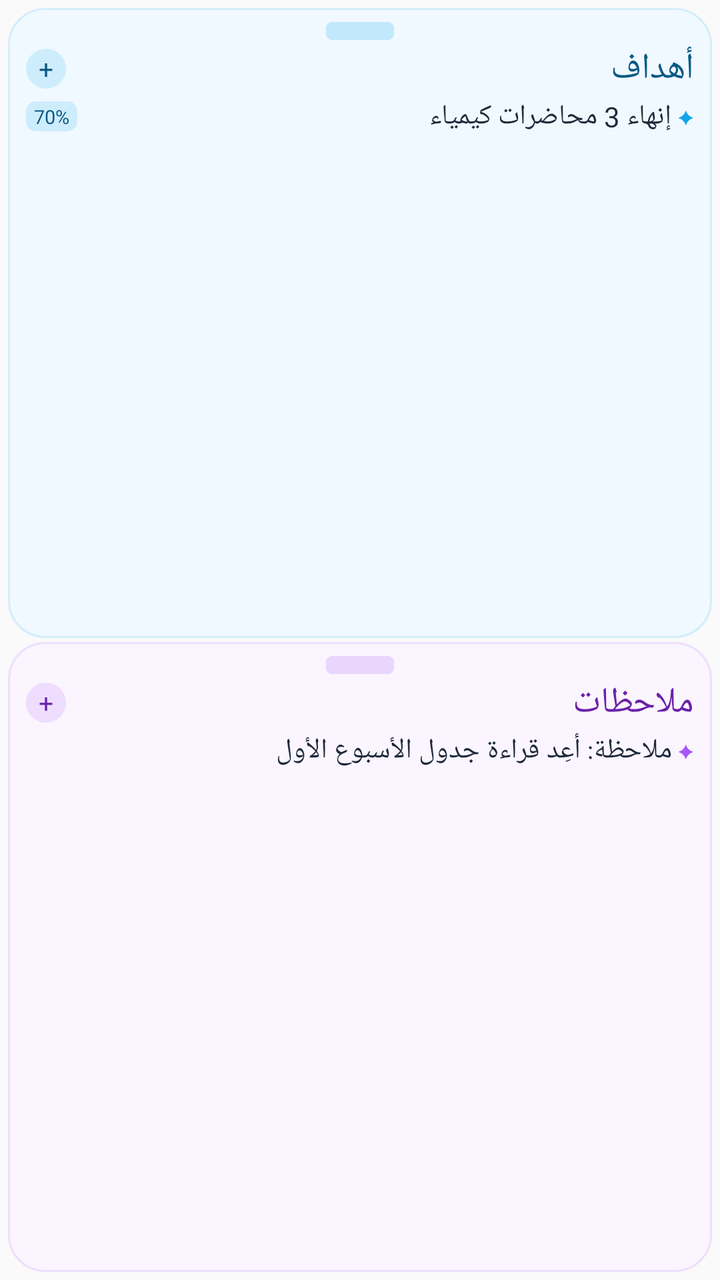
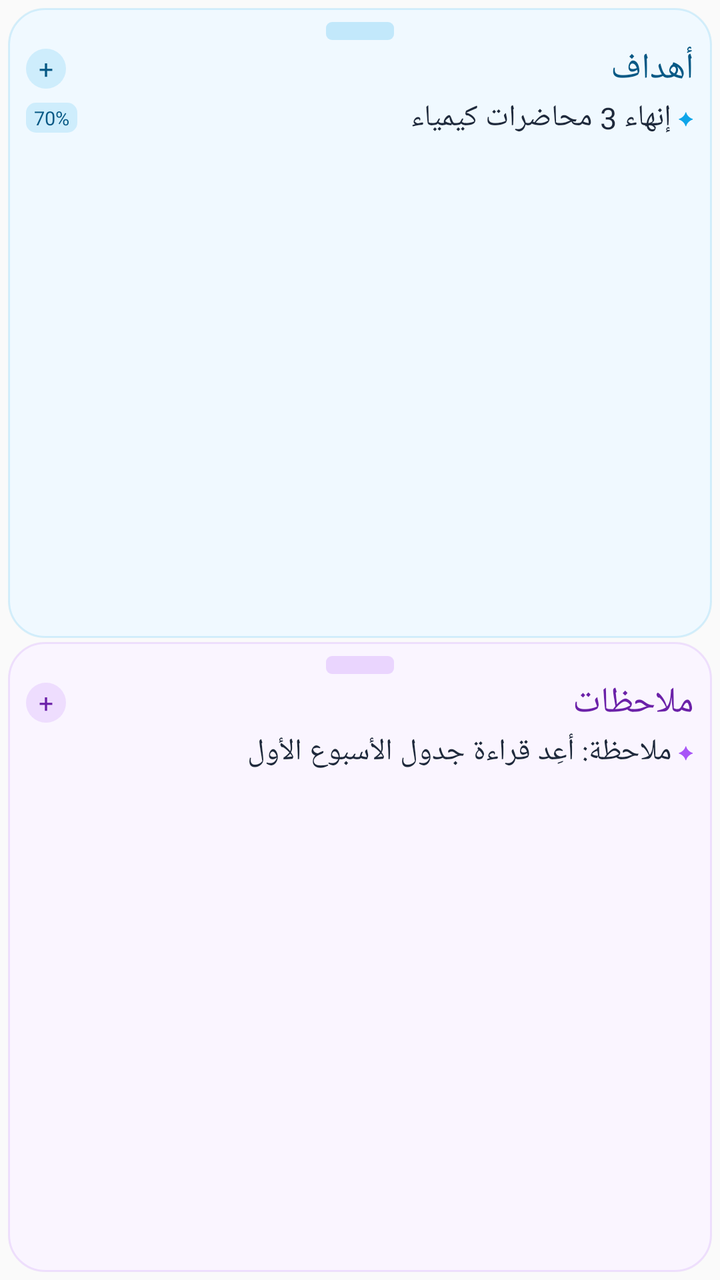

Before-and-after screenshots of an Android layout around one commit, followed by the original layout XML and the change that was made.
<!-- AndroidManifest.xml: application theme AppTheme -->
<!-- res/layout/widget_notes_preview.xml -->
<?xml version="1.0" encoding="utf-8"?>
<LinearLayout xmlns:android="http://schemas.android.com/apk/res/android"
    android:layout_width="match_parent"
    android:layout_height="match_parent"
    android:layoutDirection="rtl"
    android:orientation="vertical"
    android:padding="4dp">

    <LinearLayout
        android:layout_width="match_parent"
        android:layout_height="0dp"
        android:layout_weight="1"
        android:background="@drawable/widget_bg_sticky_goal"
        android:orientation="vertical"
        android:paddingStart="9dp"
        android:paddingTop="18dp"
        android:paddingEnd="9dp"
        android:paddingBottom="4dp">

        <LinearLayout
            android:layout_width="match_parent"
            android:layout_height="wrap_content"
            android:gravity="center_vertical"
            android:orientation="horizontal">

            <TextView
                android:layout_width="0dp"
                android:layout_height="wrap_content"
                android:layout_weight="1"
                android:fontFamily="@font/tajawal_bold"
                android:text="أهداف"
                android:textColor="#FF075985"
                android:textSize="18sp" />

            <TextView
                android:layout_width="20dp"
                android:layout_height="20dp"
                android:background="@drawable/widget_round_blue"
                android:fontFamily="@font/tajawal_bold"
                android:gravity="center"
                android:text="@string/widget_preview_plus"
                android:textColor="#FF075985"
                android:textSize="13sp" />
        </LinearLayout>

        <LinearLayout
            android:layout_width="match_parent"
            android:layout_height="wrap_content"
            android:layout_marginTop="2dp"
            android:gravity="center_vertical"
            android:orientation="horizontal">

            <TextView
                android:layout_width="wrap_content"
                android:layout_height="wrap_content"
                android:fontFamily="@font/tajawal_bold"
                android:text="✦"
                android:textColor="#FF0EA5E9"
                android:textSize="9sp" />

            <TextView
                android:layout_width="0dp"
                android:layout_height="wrap_content"
                android:layout_marginStart="3dp"
                android:layout_weight="1"
                android:fontFamily="@font/tajawal_regular"
                android:maxLines="1"
                android:text="@string/widget_preview_goal_1"
                android:textColor="#FF1E293B"
                android:textSize="14sp" />

            <TextView
                android:layout_width="wrap_content"
                android:layout_height="wrap_content"
                android:background="@drawable/widget_preview_pill_blue"
                android:fontFamily="@font/tajawal_bold"
                android:paddingStart="4dp"
                android:paddingTop="1dp"
                android:paddingEnd="4dp"
                android:paddingBottom="1dp"
                android:text="@string/widget_preview_pct"
                android:textColor="#FF075985"
                android:textSize="9.5sp" />
        </LinearLayout>
    </LinearLayout>

    <LinearLayout
        android:layout_width="match_parent"
        android:layout_height="0dp"
        android:layout_marginTop="2dp"
        android:layout_weight="1"
        android:background="@drawable/widget_bg_sticky_note"
        android:orientation="vertical"
        android:paddingStart="9dp"
        android:paddingTop="18dp"
        android:paddingEnd="9dp"
        android:paddingBottom="4dp">

        <LinearLayout
            android:layout_width="match_parent"
            android:layout_height="wrap_content"
            android:gravity="center_vertical"
            android:orientation="horizontal">

            <TextView
                android:layout_width="0dp"
                android:layout_height="wrap_content"
                android:layout_weight="1"
                android:fontFamily="@font/tajawal_bold"
                android:text="ملاحظات"
                android:textColor="#FF6B21A8"
                android:textSize="18sp" />

            <TextView
                android:layout_width="20dp"
                android:layout_height="20dp"
                android:background="@drawable/widget_round_violet"
                android:fontFamily="@font/tajawal_bold"
                android:gravity="center"
                android:text="@string/widget_preview_plus"
                android:textColor="#FF6B21A8"
                android:textSize="13sp" />
        </LinearLayout>

        <LinearLayout
            android:layout_width="match_parent"
            android:layout_height="wrap_content"
            android:layout_marginTop="2dp"
            android:gravity="center_vertical"
            android:orientation="horizontal">

            <TextView
                android:layout_width="wrap_content"
                android:layout_height="wrap_content"
                android:fontFamily="@font/tajawal_bold"
                android:text="✦"
                android:textColor="#FFA855F7"
                android:textSize="9sp" />

            <TextView
                android:layout_width="0dp"
                android:layout_height="wrap_content"
                android:layout_marginStart="3dp"
                android:layout_weight="1"
                android:fontFamily="@font/tajawal_regular"
                android:maxLines="1"
                android:text="@string/widget_preview_note_2"
                android:textColor="#FF1E293B"
                android:textSize="14sp" />
        </LinearLayout>
    </LinearLayout>
</LinearLayout>
<!-- resources referenced by this layout -->
<resources>
  <!-- drawable widget_bg_sticky_goal (drawable) -->
  <?xml version="1.0" encoding="utf-8"?>
  <layer-list xmlns:android="http://schemas.android.com/apk/res/android">
      <item>
          <shape android:shape="rectangle">
              <solid android:color="#FFF0F9FF" />
              <corners android:radius="18dp" />
              <stroke
                  android:width="1dp"
                  android:color="#260EA5E9" />
          </shape>
      </item>
      <item
          android:width="34dp"
          android:height="9dp"
          android:gravity="top|center_horizontal"
          android:top="7dp">
          <shape android:shape="rectangle">
              <solid android:color="#330EA5E9" />
              <corners android:radius="3dp" />
          </shape>
      </item>
  </layer-list>
  <!-- drawable widget_bg_sticky_note (drawable) -->
  <?xml version="1.0" encoding="utf-8"?>
  <layer-list xmlns:android="http://schemas.android.com/apk/res/android">
      <item>
          <shape android:shape="rectangle">
              <solid android:color="#FFFAF5FF" />
              <corners android:radius="18dp" />
              <stroke
                  android:width="1dp"
                  android:color="#26A855F7" />
          </shape>
      </item>
      <item
          android:width="34dp"
          android:height="9dp"
          android:gravity="top|center_horizontal"
          android:top="7dp">
          <shape android:shape="rectangle">
              <solid android:color="#33A855F7" />
              <corners android:radius="3dp" />
          </shape>
      </item>
  </layer-list>
  <!-- drawable widget_preview_pill_blue (drawable) -->
  <?xml version="1.0" encoding="utf-8"?>
  <shape xmlns:android="http://schemas.android.com/apk/res/android" android:shape="rectangle">
      <solid android:color="#260EA5E9" />
      <corners android:radius="5dp" />
  </shape>
  <!-- drawable widget_round_blue (drawable) -->
  <?xml version="1.0" encoding="utf-8"?>
  <shape xmlns:android="http://schemas.android.com/apk/res/android" android:shape="oval">
      <solid android:color="#260EA5E9" />
  </shape>
  <!-- drawable widget_round_violet (drawable) -->
  <?xml version="1.0" encoding="utf-8"?>
  <shape xmlns:android="http://schemas.android.com/apk/res/android" android:shape="oval">
      <solid android:color="#26A855F7" />
  </shape>
  <string name="widget_preview_goal_1">إنهاء 3 محاضرات كيمياء</string>
  <string name="widget_preview_note_2">ملاحظة: أعِد قراءة جدول الأسبوع الأول</string>
  <string name="widget_preview_pct">70%</string>
  <string name="widget_preview_plus">+</string>
  <style name="AppTheme" parent="Theme.AppCompat.Light.DarkActionBar">
          
          <item name="colorPrimary">@color/colorPrimary</item>
          <item name="colorPrimaryDark">@color/colorPrimaryDark</item>
          <item name="colorAccent">@color/colorAccent</item>
      </style>
</resources>

<!-- the commit's change to res/layout/widget_notes_preview.xml (unified diff, before → after) -->
@@ -63,11 +63,11 @@
                 android:layout_height="wrap_content"
                 android:layout_marginStart="3dp"
                 android:layout_weight="1"
-                android:fontFamily="@font/tajawal_regular"
+                android:fontFamily="@font/tajawal_bold"
                 android:maxLines="1"
                 android:text="@string/widget_preview_goal_1"
                 android:textColor="#FF1E293B"
-                android:textSize="14sp" />
+                android:textSize="15sp" />
 
             <TextView
                 android:layout_width="wrap_content"
@@ -142,11 +142,11 @@
                 android:layout_height="wrap_content"
                 android:layout_marginStart="3dp"
                 android:layout_weight="1"
-                android:fontFamily="@font/tajawal_regular"
+                android:fontFamily="@font/tajawal_bold"
                 android:maxLines="1"
                 android:text="@string/widget_preview_note_2"
                 android:textColor="#FF1E293B"
-                android:textSize="14sp" />
+                android:textSize="15sp" />
         </LinearLayout>
     </LinearLayout>
 </LinearLayout>
